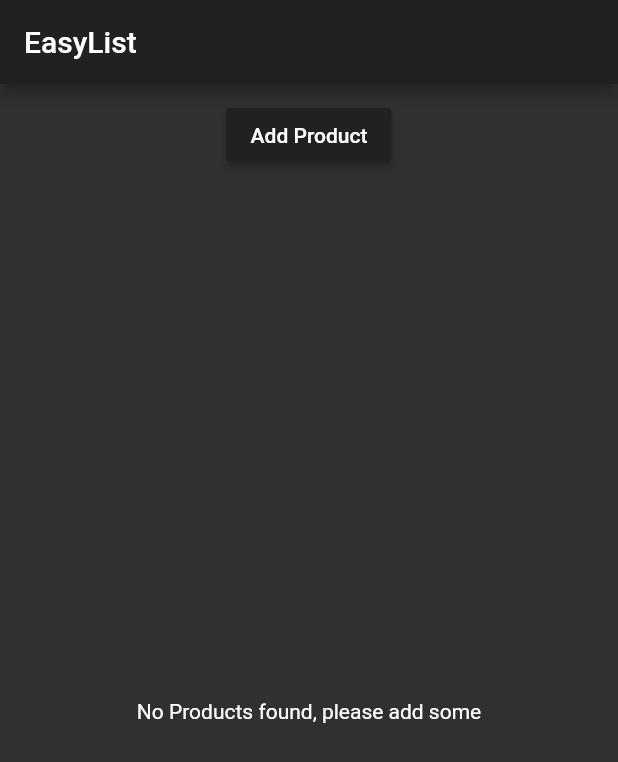
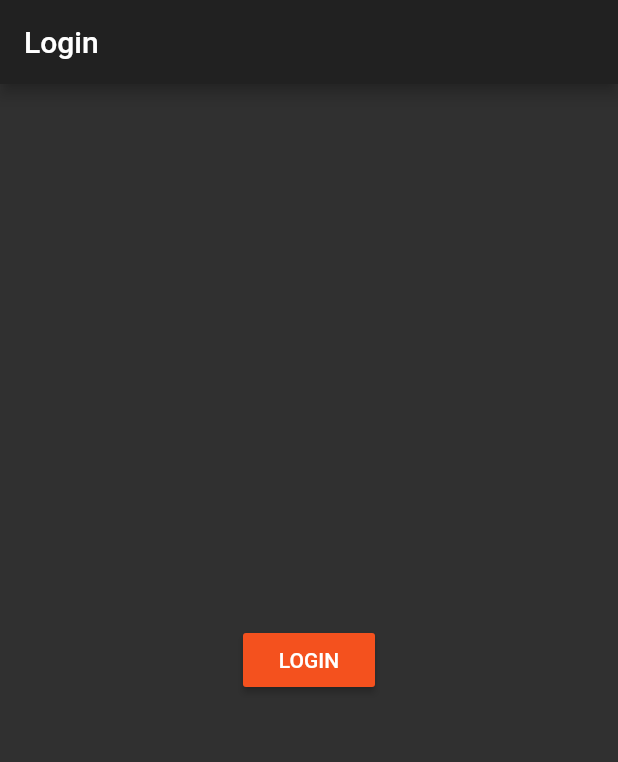
Before and after one commit to cjszk/Flutter-App, a Flutter app: the screen it shows after launch, on a phone screen of 412 x 824 dp. Shown: the top 762 px of the screen. Run offline on Flutter 3.47's test engine with Material 2 defaults, Android fonts, the phone set to English and light mode, and no system bars.

Commit message:
navigation/login

```diff
--- a/lib/main.dart
+++ b/lib/main.dart
@@ -1,5 +1,5 @@
 import 'package:flutter/material.dart';
-import './pages/home.dart';
+import './pages/auth.dart';
 
 void main() => runApp(MyApp());
 
@@ -12,7 +12,7 @@ class MyApp extends StatelessWidget {
         primarySwatch: Colors.deepOrange,
         accentColor: Colors.deepPurple,
       ),
-      home: HomePage(),
+      home: AuthPage(),
     );
   }
 }
--- /dev/null
+++ b/lib/pages/auth.dart
@@ -0,0 +1,26 @@
+import 'package:flutter/material.dart';
+import './products.dart';
+
+class AuthPage extends StatelessWidget {
+  @override
+  Widget build(BuildContext context) {
+    return Scaffold(
+      appBar: AppBar(
+        title: Text('Login'),
+      ),
+      body: Center(
+        child: RaisedButton(
+          child: Text('LOGIN'),
+          onPressed: () {
+            Navigator.pushReplacement(
+              context,
+              MaterialPageRoute(
+                builder: (BuildContext context) => ProductsPage(),
+              ),
+            );
+          },
+        ),
+      ),
+    );
+  }
+}
--- a/lib/pages/home.dart
+++ b/lib/pages/products.dart
@@ -1,7 +1,7 @@
 import 'package:flutter/material.dart';
 import '../product_manager.dart';
 
-class HomePage extends StatelessWidget {
+class ProductsPage extends StatelessWidget {
   @override
   Widget build(BuildContext context) {
     return Scaffold(
```
Also changed, not shown: lib/pages/product.dart (+9 -1 lines).
